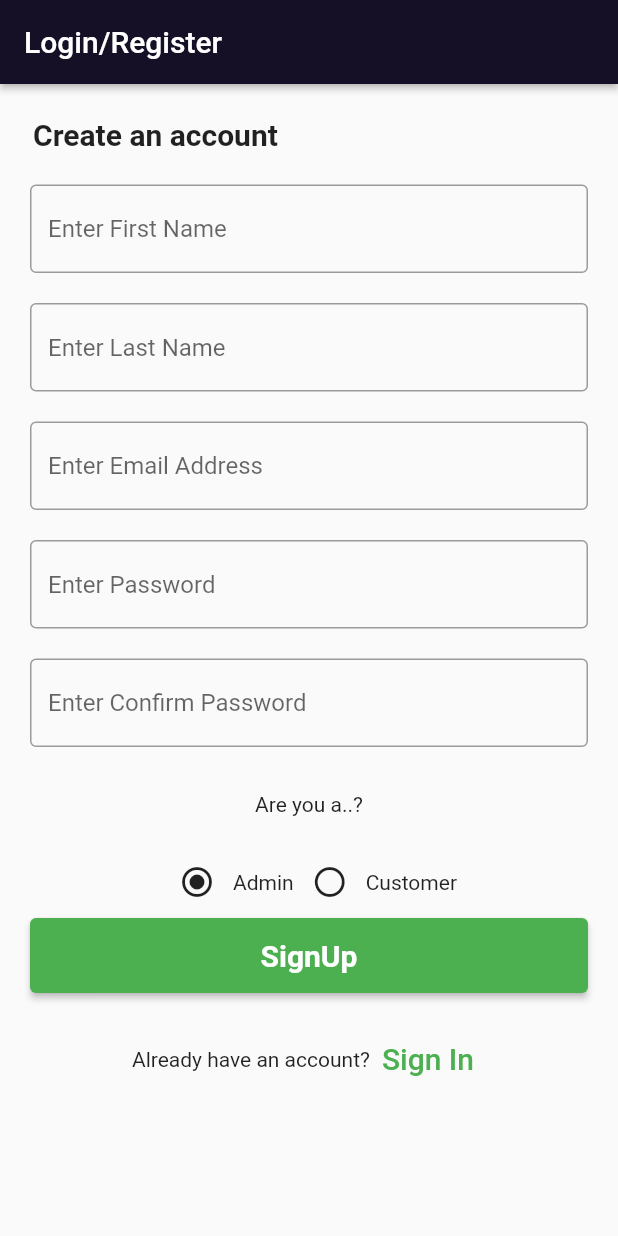
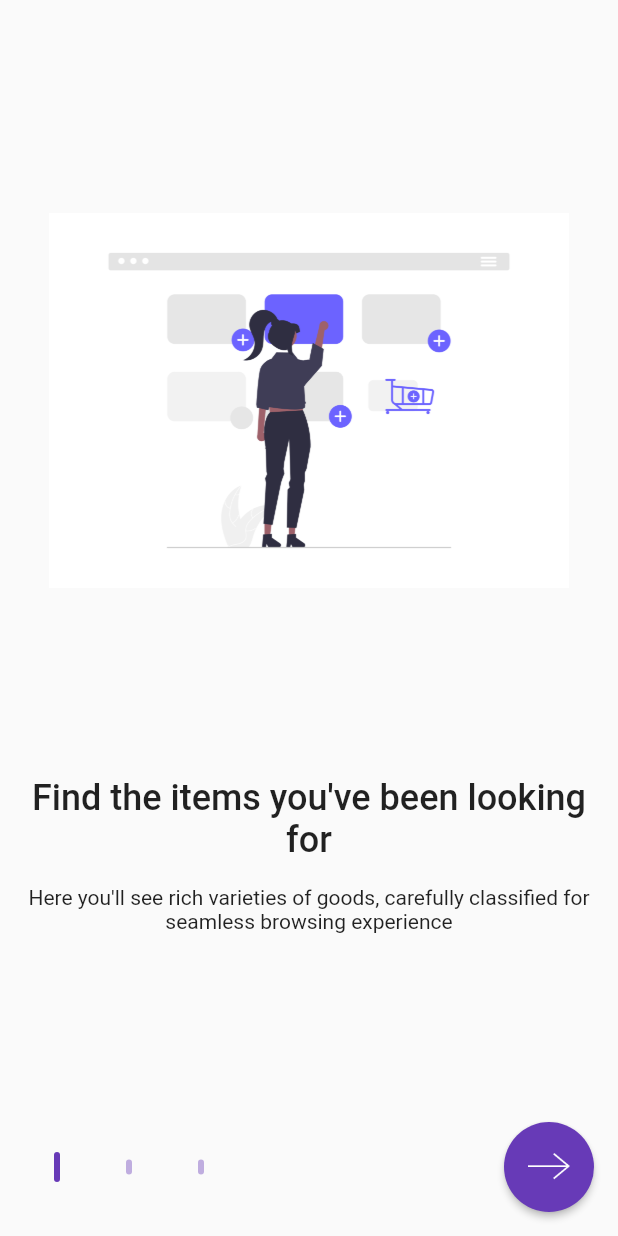
Before and after one commit to shabbirrajput/Flutter_Project, a Flutter app: the screen it shows after launch, on a phone screen of 412 x 824 dp. Run offline on Flutter 3.47's test engine with Material 2 defaults, Android fonts, the phone set to English and light mode, and no system bars; our stand-ins replace carousel_slider; project files that could hold a hidden picture were left out; key blocks and very long unbroken strings in the code were emptied for the run.

Commit message:
Created OnBoarding Screen and Splash Screen

```diff
--- /dev/null
+++ b/lib/core/app_image.dart
@@ -0,0 +1,4 @@
+class AppImage {
+  static const String filePath = 'assets/images/';
+  static const String appLogo = '${filePath}app_logo.jpg';
+}
--- a/lib/main.dart
+++ b/lib/main.dart
@@ -1,5 +1,5 @@
 import 'package:flutter/material.dart';
-import 'package:shopping_app/pages/login_signup_page/signup_page.dart';
+import 'package:shopping_app/splash/screen_splash.dart';
 
 void main() => runApp(const ShoppingApp());
 class ShoppingApp extends StatelessWidget {
@@ -7,6 +7,12 @@ class ShoppingApp extends StatelessWidget {
 
   @override
   Widget build(BuildContext context) {
-    return const SignUpPage();
+    return MaterialApp(
+      title: 'Grocery App',
+      theme: ThemeData(
+        primarySwatch: Colors.blue,
+      ),
+      home: const ScreenSplash(),
+    );
   }
 }
--- /dev/null
+++ b/lib/onboarding/screen_onboarding.dart
@@ -0,0 +1,198 @@
+import 'package:flutter/material.dart';
+import 'package:shopping_app/pages/login_signup_page/login_page.dart';
+
+class OnBoardingScreen extends StatefulWidget {
+  const OnBoardingScreen({Key? key}) : super(key: key);
+
+  @override
+  State<OnBoardingScreen> createState() => _OnBoardingScreenState();
+}
+
+class _OnBoardingScreenState extends State<OnBoardingScreen> {
+  late PageController _pageController;
+
+  int _pageIndex = 0;
+
+  int? tappedIndex;
+
+  List<String> litems = [
+    "Onboarding 1",
+    "Onboarding 2",
+    "Onboarding 3",
+  ];
+
+  @override
+  void initState() {
+    _pageController = PageController(initialPage: 0);
+    super.initState();
+    tappedIndex = 0;
+  }
+
+  @override
+  void dispose() {
+    _pageController.dispose();
+    super.dispose();
+  }
+
+  @override
+  Widget build(BuildContext context) {
+    return MaterialApp(
+      home: Scaffold(
+        body: SafeArea(
+          child: Padding(
+            padding: const EdgeInsets.all(16.0),
+            child: Column(
+              children: [
+                Expanded(
+                  child: PageView.builder(
+                    itemCount: demo_data.length,
+                    controller: _pageController,
+                    onPageChanged: (index) {
+                      setState(() {
+                        _pageIndex = index;
+                      });
+                    },
+                    itemBuilder: (context, index) => OnBoardContent(
+                      image: demo_data[index].image,
+                      title: demo_data[index].title,
+                      description: demo_data[index].description,
+                    ),
+                  ),
+                ),
+                Row(
+                  children: [
+                    ...List.generate(
+                        demo_data.length,
+                        (index) => Padding(
+                              padding: const EdgeInsets.only(right: 4),
+                              child:
+                                  DotIndicator(isActive: index == _pageIndex),
+                            )),
+                    const Spacer(),
+                    SizedBox(
+                      height: 60,
+                      width: 60,
+                      child: ElevatedButton(
+                          onPressed: () {
+                            /// (condition) ? true:false
+                            _pageIndex == 2
+                                ? Navigator.push(
+                                    context,
+                                    MaterialPageRoute(
+                                        builder: (context) =>
+                                            const LoginPage()),
+                                  )
+                                : _pageController.nextPage(
+                                    curve: Curves.ease,
+                                    duration:
+                                        const Duration(microseconds: 300));
+                          },
+                          style: ElevatedButton.styleFrom(
+                              shape: const CircleBorder(),
+                              backgroundColor: Colors.deepPurple),
+                          child: Image.asset(
+                            "assets/images/right_arrow.png",
+                            color: Colors.white,
+                          )),
+                    ),
+                  ],
+                ),
+              ],
+            ),
+          ),
+        ),
+      ),
+    );
+  }
+}
+
+class DotIndicator extends StatelessWidget {
+  const DotIndicator({
+    super.key,
+    this.isActive = false,
+  });
+
+  final bool isActive;
+
+  @override
+  Widget build(BuildContext context) {
+    return AnimatedContainer(
+      margin: const EdgeInsets.all(20.0),
+      duration: const Duration(microseconds: 300),
+      height: isActive ? 20 : 10,
+      width: 4,
+      decoration: BoxDecoration(
+          color:
+              isActive ? Colors.deepPurple : Colors.deepPurple.withOpacity(0.4),
+          borderRadius: const BorderRadius.all(Radius.circular(12))),
+    );
+  }
+}
+
+class Onboard {
+  final String image, title, description;
+
+  Onboard(
+      {required this.image, required this.title, required this.description});
+}
+
+final List<Onboard> demo_data = [
+  Onboard(
+    image: "assets/images/onboarding-1.png",
+    title: "Find the items you've been looking for",
+    description:
+        "Here you'll see rich varieties of goods, carefully classified for seamless browsing experience",
+  ),
+  Onboard(
+    image: "assets/images/onboarding-2.png",
+    title: "Select multiple items at one time",
+    description: "It provides you the functionality to have",
+  ),
+  Onboard(
+    image: "assets/images/onboarding-3.png",
+    title: "Complete your shopping by sitting anywhere in the world",
+    description:
+        "Do shopping from anyehere in the world and get your product at your doorstep",
+  ),
+];
+
+class OnBoardContent extends StatelessWidget {
+  const OnBoardContent({
+    super.key,
+    required this.image,
+    required this.title,
+    required this.description,
+  });
+
+  final String image, title, description;
+
+  @override
+  Widget build(BuildContext context) {
+    return Column(
+      children: [
+        const Spacer(),
+        Image.asset(
+          image,
+          height: 250,
+        ),
+        const Spacer(),
+        Text(
+          title,
+          textAlign: TextAlign.center,
+          style: Theme.of(context)
+              .textTheme
+              .headlineSmall!
+              .copyWith(fontWeight: FontWeight.w500),
+        ),
+        const SizedBox(
+          height: 16,
+        ),
+        Text(
+          description,
+          textAlign: TextAlign.center,
+        ),
+        const Spacer(),
+      ],
+    );
+  }
+}
```
Also changed, not shown: lib/splash/screen_splash.dart (added, +48 -0 lines), pubspec.yaml (+6 -7 lines), assets/images/app_logo.jpg (added), assets/images/onboarding-1.png (added), assets/images/onboarding-2.png (added), assets/images/onboarding-3.png (added), assets/images/right_arrow.png (added), pubspec.lock, 1 other file.
